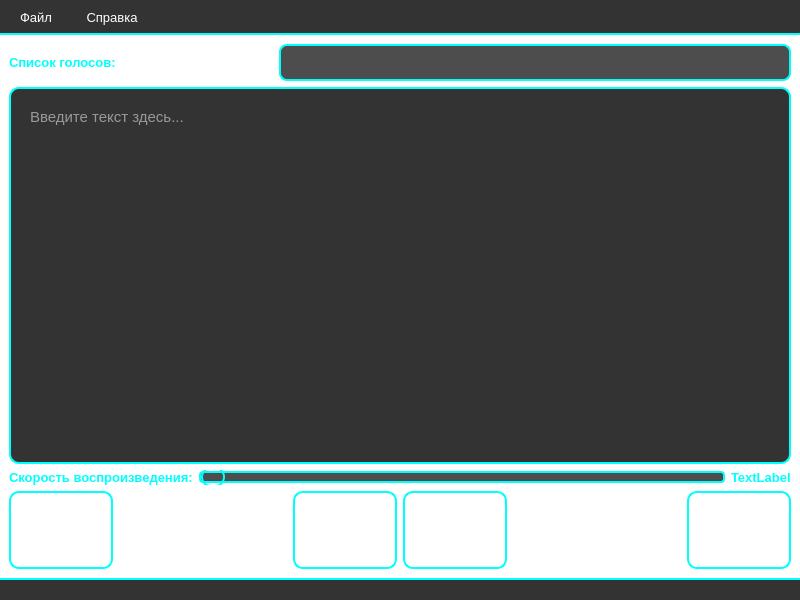
Old version of the form ui/MainWindow.ui in the repository Cirno-Coding/TextToSpeechWin.
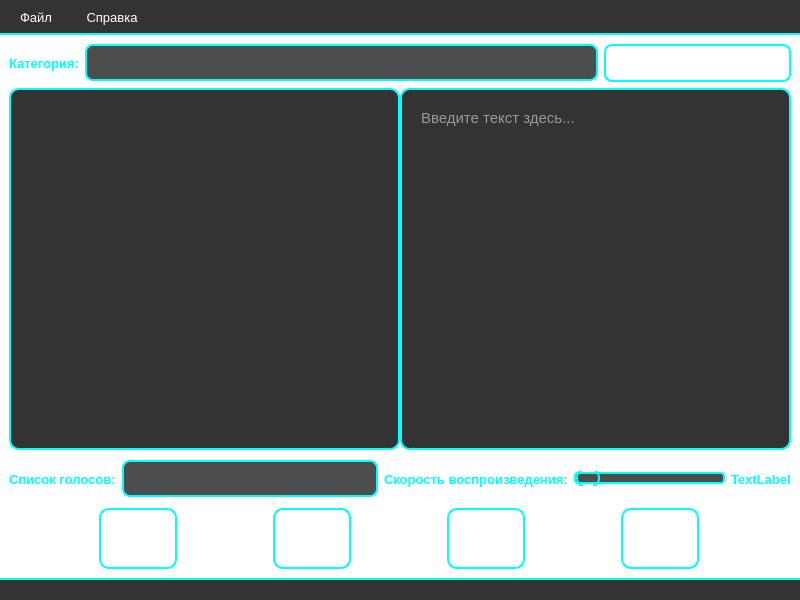
New version of the form.

Commit message: 1) Добавил работу с БД 2) Добавил изменения в requirements.txt 3) Изменил главное окно

Diff of the .ui file:
```diff
--- a/ui/MainWindow.ui
+++ b/ui/MainWindow.ui
@@ -119,8 +119,8 @@
     color: #ffffff;
     font-weight: bold;
     font-size: 14pt;
-    min-width: 60px;
-    min-height: 50px;
+    min-width: 30px;
+    min-height: 20px;
 }
 
 QPushButton:hover {
@@ -202,85 +202,208 @@
     background: rgba(0, 0, 0, 0.8);
     border-top: 2px solid #00ffff;
     color: #00ffff;
-}</string>
+}
+
+QToolButton {
+    background: qlineargradient(x1:0, y1:0, x2:0, y2:1,
+        stop:0 #1a1a2e, stop:1 #16213e);
+    border: 2px solid #00ffff;
+    border-radius: 8px;
+    padding: 8px 12px;
+    color: #ffffff;
+    font-weight: bold;
+    font-size: 10pt;
+}
+
+QToolButton:hover {
+    background: qlineargradient(x1:0, y1:0, x2:0, y2:1,
+        stop:0 #00ffff, stop:1 #0080ff);
+    color: #000000;
+    box-shadow: 0 0 15px #00ffff;
+}
+
+QToolButton:pressed {
+    background: qlineargradient(x1:0, y1:0, x2:0, y2:1,
+        stop:0 #0080ff, stop:1 #00ffff);
+    border-color: #ffffff;
+    box-shadow: inset 0 0 10px rgba(0, 0, 0, 0.5);
+}
+
+QToolButton:disabled {
+    background: rgba(100, 100, 100, 0.3);
+    border-color: #666666;
+    color: #666666;
+}
+
+QListView {
+    background: rgba(0, 0, 0, 0.8);
+    border: 2px solid #00ffff;
+    border-radius: 10px;
+    padding: 10px;
+    color: #ffffff;
+    font-size: 11pt;
+    selection-background-color: #00ffff;
+    selection-color: #000000;
+    outline: none;
+}
+
+QListView::item {
+    background: transparent;
+    padding: 8px 12px;
+    border-radius: 6px;
+    margin: 2px 0;
+}
+
+QListView::item:hover {
+    background: rgba(0, 255, 255, 0.2);
+    border: 1px solid #00ffff;
+}
+
+QListView::item:selected {
+    background: qlineargradient(x1:0, y1:0, x2:0, y2:1,
+        stop:0 #00ffff, stop:1 #0080ff);
+    color: #000000;
+    font-weight: bold;
+    box-shadow: 0 0 10px #00ffff;
+}
+
+QListView::item:selected:active {
+    background: qlineargradient(x1:0, y1:0, x2:0, y2:1,
+        stop:0 #0080ff, stop:1 #00ffff);
+}
+
+QSplitter::handle {
+    background: #00ffff;
+    width: 3px;
+}
+
+QSplitter::handle:hover {
+    background: #ffffff;
+    box-shadow: 0 0 10px #00ffff;
+}
+
+QStatusBar {
+    background: rgba(0, 0, 0, 0.8);
+    border-top: 2px solid #00ffff;
+    color: #00ffff;
+    font-weight: bold;
+}
+</string>
   </property>
   <widget class="QWidget" name="centralwidget">
    <layout class="QVBoxLayout" name="verticalLayout">
     <item>
-     <layout class="QHBoxLayout" name="horizontalLayout">
+     <layout class="QHBoxLayout" name="horizontalLayout_5">
       <item>
-       <widget class="QLabel" name="label">
+       <widget class="QLabel" name="label_3">
+        <property name="sizePolicy">
+         <sizepolicy hsizetype="Fixed" vsizetype="Preferred">
+          <horstretch>0</horstretch>
+          <verstretch>0</verstretch>
+         </sizepolicy>
+        </property>
         <property name="text">
-         <string>Список голосов:</string>
+         <string>Категория:</string>
         </property>
        </widget>
       </item>
       <item>
-       <spacer name="horizontalSpacer">
-        <property name="orientation">
-         <enum>Qt::Horizontal</enum>
+       <widget class="QComboBox" name="catList"/>
+      </item>
+      <item>
+       <widget class="QToolButton" name="newCat">
+        <property name="toolTip">
+         <string>Создать новую категорию (произведение)</string>
         </property>
-        <property name="sizeHint" stdset="0">
-         <size>
-          <width>40</width>
-          <height>20</height>
-         </size>
+        <property name="text">
+         <string>📝 Добавить категорию</string>
         </property>
-       </spacer>
+       </widget>
       </item>
+     </layout>
+    </item>
+    <item>
+     <layout class="QHBoxLayout" name="horizontalLayout_7">
       <item>
-       <widget class="QComboBox" name="VoicesList">
+       <widget class="QSplitter" name="splitter">
         <property name="minimumSize">
          <size>
-          <width>512</width>
-          <height>0</height>
+          <width>0</width>
+          <height>362</height>
          </size>
         </property>
-       </widget>
-      </item>
-     </layout>
-    </item>
-    <item>
-     <widget class="QTextEdit" name="textBrowser">
-      <property name="styleSheet">
-       <string notr="true"/>
-      </property>
-      <property name="placeholderText">
-       <string>Введите текст здесь...</string>
-      </property>
-     </widget>
-    </item>
-    <item>
-     <layout class="QHBoxLayout" name="horizontalLayout_2">
-      <item>
-       <widget class="QLabel" name="label_2">
-        <property name="text">
-         <string>Скорость воспроизведения:</string>
-        </property>
-       </widget>
-      </item>
-      <item>
-       <widget class="QSlider" name="ValueSpeed">
-        <property name="minimum">
-         <number>10</number>
-        </property>
-        <property name="maximum">
-         <number>20</number>
-        </property>
-        <property name="pageStep">
-         <number>2</number>
-        </property>
         <property name="orientation">
          <enum>Qt::Horizontal</enum>
         </property>
+        <widget class="QListView" name="textsList"/>
+        <widget class="QTextEdit" name="textBrowser">
+         <property name="styleSheet">
+          <string notr="true"/>
+         </property>
+         <property name="placeholderText">
+          <string>Введите текст здесь...</string>
+         </property>
+        </widget>
        </widget>
       </item>
+     </layout>
+    </item>
+    <item>
+     <layout class="QHBoxLayout" name="horizontalLayout_4">
       <item>
-       <widget class="QLabel" name="PrintValueSpeed">
-        <property name="text">
-         <string>TextLabel</string>
-        </property>
-       </widget>
+       <layout class="QHBoxLayout" name="horizontalLayout">
+        <item>
+         <widget class="QLabel" name="label">
+          <property name="text">
+           <string>Список голосов:</string>
+          </property>
+         </widget>
+        </item>
+        <item>
+         <widget class="QComboBox" name="VoicesList">
+          <property name="minimumSize">
+           <size>
+            <width>256</width>
+            <height>0</height>
+           </size>
+          </property>
+         </widget>
+        </item>
+       </layout>
+      </item>
+      <item>
+       <layout class="QHBoxLayout" name="horizontalLayout_2">
+        <item>
+         <widget class="QLabel" name="label_2">
+          <property name="text">
+           <string>Скорость воспроизведения:</string>
+          </property>
+         </widget>
+        </item>
+        <item>
+         <widget class="QSlider" name="ValueSpeed">
+          <property name="minimum">
+           <number>10</number>
+          </property>
+          <property name="maximum">
+           <number>20</number>
+          </property>
+          <property name="pageStep">
+           <number>2</number>
+          </property>
+          <property name="orientation">
+           <enum>Qt::Horizontal</enum>
+          </property>
+         </widget>
+        </item>
+        <item>
+         <widget class="QLabel" name="PrintValueSpeed">
+          <property name="text">
+           <string>TextLabel</string>
+          </property>
+         </widget>
+        </item>
+       </layout>
       </item>
      </layout>
     </item>
@@ -288,26 +411,37 @@
      <layout class="QHBoxLayout" name="horizontalLayout_3">
       <item>
        <widget class="QPushButton" name="BtnPrevious">
+        <property name="minimumSize">
+         <size>
+          <width>74</width>
+          <height>48</height>
+         </size>
+        </property>
+        <property name="maximumSize">
+         <size>
+          <width>78</width>
+          <height>78</height>
+         </size>
+        </property>
         <property name="text">
          <string>⏪</string>
         </property>
        </widget>
       </item>
-      <item>
-       <spacer name="horizontalSpacer_2">
-        <property name="orientation">
-         <enum>Qt::Horizontal</enum>
-        </property>
-        <property name="sizeHint" stdset="0">
-         <size>
-          <width>40</width>
-          <height>20</height>
-         </size>
-        </property>
-       </spacer>
-      </item>
       <item>
        <widget class="QPushButton" name="BtnStop">
+        <property name="minimumSize">
+         <size>
+          <width>74</width>
+          <height>48</height>
+         </size>
+        </property>
+        <property name="maximumSize">
+         <size>
+          <width>78</width>
+          <height>78</height>
+         </size>
+        </property>
         <property name="text">
          <string>⏹️</string>
         </property>
@@ -315,26 +449,37 @@
       </item>
       <item>
        <widget class="QPushButton" name="BtnPausePlay">
+        <property name="minimumSize">
+         <size>
+          <width>74</width>
+          <height>48</height>
+         </size>
+        </property>
+        <property name="maximumSize">
+         <size>
+          <width>78</width>
+          <height>78</height>
+         </size>
+        </property>
         <property name="text">
          <string>⏯️</string>
         </property>
        </widget>
       </item>
-      <item>
-       <spacer name="horizontalSpacer_3">
-        <property name="orientation">
-         <enum>Qt::Horizontal</enum>
-        </property>
-        <property name="sizeHint" stdset="0">
-         <size>
-          <width>40</width>
-          <height>20</height>
-         </size>
-        </property>
-       </spacer>
-      </item>
       <item>
        <widget class="QPushButton" name="BtnNext">
+        <property name="minimumSize">
+         <size>
+          <width>74</width>
+          <height>48</height>
+         </size>
+        </property>
+        <property name="maximumSize">
+         <size>
+          <width>78</width>
+          <height>78</height>
+         </size>
+        </property>
         <property name="text">
          <string>⏩</string>
         </property>
```
Left out of the diff: 11 changed lines with no effect on the pictures. The commit also changes 4 other files.
